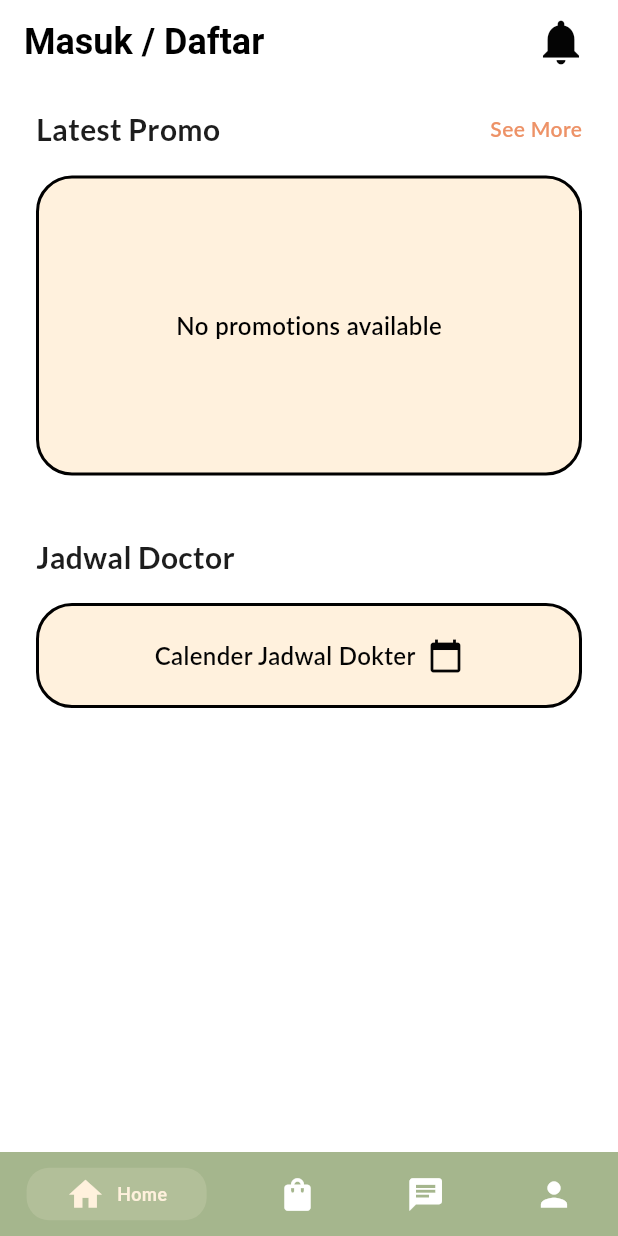
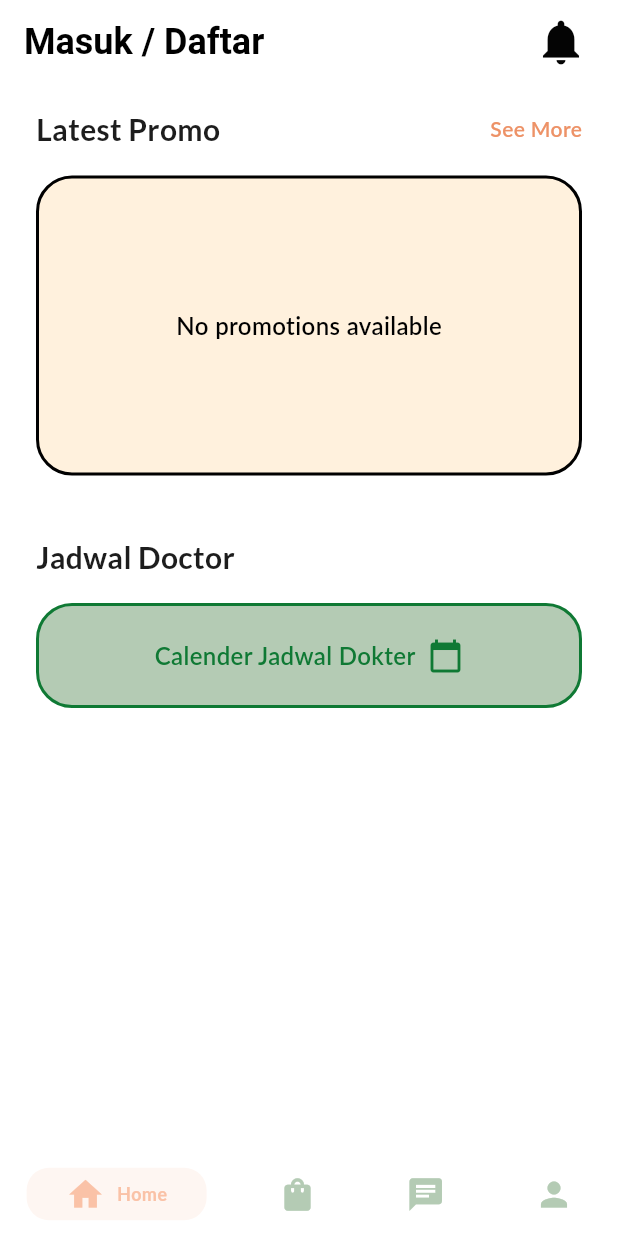
Before and after one commit to TA-Klinik-Aesthetic/mobile_app_klinik, a Flutter app: the HomeScreen screen opened by its route, on a phone screen of 412 x 824 dp. Run offline on Flutter 3.47's test engine with Material 3 defaults, Android fonts, the phone set to English and light mode, and no system bars; drawn by our look-alikes of persistent_bottom_nav_bar; our stand-ins replace cached_network_image, card_swiper, connectivity_plus, equatable, flutter_svg, image_picker and 4 more; accounts and stored records are empty; network calls fail; project files that could hold a hidden picture were left out.

Commit message:
set up the UI color pallete

```diff
--- a/lib/presentation/booking_screen/detail_booking_treatment_screen.dart
+++ b/lib/presentation/booking_screen/detail_booking_treatment_screen.dart
@@ -439,7 +439,7 @@ class _DetailBookingTreatmentScreenState extends State<DetailBookingTreatmentScr
                   const Icon(Icons.check_circle, color: Colors.green),
                   const SizedBox(width: 8),
                   Text(
-                    'Promo ${_selectedPromo!.namaPromo} berhasil diterapkan',
+                    '${_selectedPromo!.namaPromo} berhasil diterapkan',
                     style: const TextStyle(color: Colors.green),
                   ),
                 ],
@@ -573,7 +573,7 @@ class _DetailBookingTreatmentScreenState extends State<DetailBookingTreatmentScr
             Expanded(
               child: Text(
                 _selectedPromo != null
-                    ? 'Promo ${_selectedPromo!.namaPromo} diterapkan'
+                    ? '${_selectedPromo!.namaPromo} diterapkan'
                     : 'Gunakan Promo',
                 style: TextStyle(
                   color: _selectedPromo != null ? appTheme.black900 : Colors.grey.shade600,
--- a/lib/presentation/home_screen/home_screen.dart
+++ b/lib/presentation/home_screen/home_screen.dart
@@ -158,7 +158,6 @@ class _HomeScreenState extends State<HomeScreen> with WidgetsBindingObserver {
       controller: _controller,
       screens: _buildScreens(context),
       items: _navBarsItems(),
-      backgroundColor: appTheme.lightGreenOld,
       confineToSafeArea: true,
       handleAndroidBackButtonPress: true,
       resizeToAvoidBottomInset: true,
@@ -200,26 +199,26 @@ class _HomeScreenState extends State<HomeScreen> with WidgetsBindingObserver {
       PersistentBottomNavBarItem(
         icon: const Icon(Icons.home),
         title: "Home",
-        activeColorPrimary: appTheme.lightBadge100,
-        inactiveColorPrimary: appTheme.whiteA700,
+        activeColorPrimary: appTheme.orange50,
+        inactiveColorPrimary: appTheme.lightGreen,
       ),
       PersistentBottomNavBarItem(
         icon: const Icon(Icons.shopping_bag),
         title: "Product",
-        activeColorPrimary: appTheme.lightBadge100,
-        inactiveColorPrimary: appTheme.whiteA700,
+        activeColorPrimary: appTheme.orange50,
+        inactiveColorPrimary: appTheme.lightGreen,
       ),
       PersistentBottomNavBarItem(
         icon: const Icon(Icons.chat),
         title: "Booking",
-        activeColorPrimary: appTheme.lightBadge100,
-        inactiveColorPrimary: appTheme.whiteA700,
+        activeColorPrimary: appTheme.orange50,
+        inactiveColorPrimary: appTheme.lightGreen,
       ),
       PersistentBottomNavBarItem(
         icon: const Icon(Icons.person),
         title: "User",
-        activeColorPrimary: appTheme.lightBadge100,
-        inactiveColorPrimary: appTheme.whiteA700,
+        activeColorPrimary: appTheme.orange50,
+        inactiveColorPrimary: appTheme.lightGreen,
       ),
     ];
   }
@@ -331,7 +330,7 @@ class _HomeScreenState extends State<HomeScreen> with WidgetsBindingObserver {
       ),
       body: RefreshIndicator(
         onRefresh: _loadUserName,
-        color: appTheme.lightGreen,
+        color: appTheme.orange200,
         backgroundColor: Colors.white,
         child: SingleChildScrollView(
           physics: const AlwaysScrollableScrollPhysics(),
@@ -469,7 +468,7 @@ class _HomeScreenState extends State<HomeScreen> with WidgetsBindingObserver {
                   pagination: SwiperPagination(
                     margin: const EdgeInsets.only(bottom: 5),
                     builder: DotSwiperPaginationBuilder(
-                      activeColor: appTheme.lightGreenOld,
+                      activeColor: appTheme.orange200,
                       color: appTheme.whiteA700,
                     ),
                   ),
@@ -493,9 +492,9 @@ class _HomeScreenState extends State<HomeScreen> with WidgetsBindingObserver {
                 height: 70,
                 width: double.infinity,
                 decoration: BoxDecoration(
-                  color: appTheme.lightBadge100,
+                  color: appTheme.lightGreen,
                   borderRadius: BorderRadius.circular(24.0),
-                  border: Border.all(color: Colors.black, width: 2),
+                  border: Border.all(color: appTheme.lightGreenOld, width: 2),
                 ),
                 child: GestureDetector(
                   onTap: () {
@@ -510,13 +509,13 @@ class _HomeScreenState extends State<HomeScreen> with WidgetsBindingObserver {
                           style: TextStyle(
                             fontSize: 16,
                             fontWeight: FontWeight.w600,
-                            color: appTheme.black900,
+                            color: appTheme.lightGreenOld,
                           ),
                         ),
                         const SizedBox(width: 8),
                         Icon(
                           Icons.calendar_today,
-                          color: appTheme.black900,
+                          color: appTheme.lightGreenOld,
                           size: 24,
                         ),
                       ],
--- a/lib/presentation/product_screen/models/product_card.dart
+++ b/lib/presentation/product_screen/models/product_card.dart
@@ -19,7 +19,7 @@ class ProductCard extends StatelessWidget {
       onTap: onPress,
       child: Container(
         decoration: BoxDecoration(
-          color: appTheme.lightBadge100,
+          color: appTheme.whiteA700,
           borderRadius: BorderRadius.circular(24),
           border: Border.all(color: appTheme.lightGrey, width: 1),
           boxShadow: [
--- a/lib/presentation/product_screen/product_screen.dart
+++ b/lib/presentation/product_screen/product_screen.dart
@@ -139,7 +139,7 @@ class _ProductScreenState extends State<ProductScreen> {
                         decoration: BoxDecoration(
                           color: appTheme.whiteA700,
                           borderRadius: BorderRadius.circular(12),
-                          border: Border.all(color: appTheme.black900, width: 1),
+                          border: Border.all(color: appTheme.lightGrey, width: 2),
                         ),
                         padding: const EdgeInsets.symmetric(horizontal: 12),
                         child: TextField(
@@ -163,7 +163,7 @@ class _ProductScreenState extends State<ProductScreen> {
                 ),
               ),
               backgroundColor: innerBoxIsScrolled
-                  ? appTheme.lightGreenOld
+                  ? appTheme.lightGreen
                   : appTheme.whiteA700,
               elevation: 0.0,
               centerTitle: true,
--- a/lib/presentation/register_user_screen/register_user_screen.dart
+++ b/lib/presentation/register_user_screen/register_user_screen.dart
@@ -129,7 +129,7 @@ class RegisterUserScreenState extends State<RegisterUserScreen> {
         vertical: 34.h,
       ),
       decoration: BoxDecoration(
-        color: appTheme.lightBadge100,
+        color: appTheme.whiteA700,
         borderRadius: BorderRadius.circular(40),
         border: Border.all(
           color: theme.colorScheme.primary,
--- a/lib/presentation/user_screen/history_purchase_screen.dart
+++ b/lib/presentation/user_screen/history_purchase_screen.dart
@@ -227,7 +227,7 @@ class _HistoryPurchaseScreenState extends State<HistoryPurchaseScreen> {
               padding: const EdgeInsets.only(bottom: 12),
               child: Container(
                 decoration: BoxDecoration(
-                  color: appTheme.lightBadge100,
+                  color: appTheme.whiteA700,
                   borderRadius: BorderRadius.circular(24),
                   border: Border.all(color: appTheme.black900, width: 1.5),
                   boxShadow: [
@@ -363,7 +363,7 @@ class _HistoryPurchaseScreenState extends State<HistoryPurchaseScreen> {
                               Text(
                                 'Total $totalItems Produk',
                                 style: const TextStyle(
-                                  fontSize: 13,
+                                  fontSize: 14,
                                   fontWeight: FontWeight.w500,
                                 ),
                               ),
@@ -371,7 +371,7 @@ class _HistoryPurchaseScreenState extends State<HistoryPurchaseScreen> {
                               Text(
                                 'Rp $total',
                                 style: TextStyle(
-                                  fontSize: 15,
+                                  fontSize: 16,
                                   fontWeight: FontWeight.bold,
                                   color: appTheme.orange200,
                                 ),
```
Also changed, not shown: lib/presentation/login_user_screen/login_user_screen.dart (+6 -5 lines), lib/presentation/product_screen/purchase_cart_screen.dart (+4 -3 lines), lib/presentation/user_screen/edit_user_screen.dart (+10 -10 lines), lib/presentation/user_screen/user_screen.dart (+6 -5 lines), lib/theme/theme_helper.dart (+7 -6 lines).
